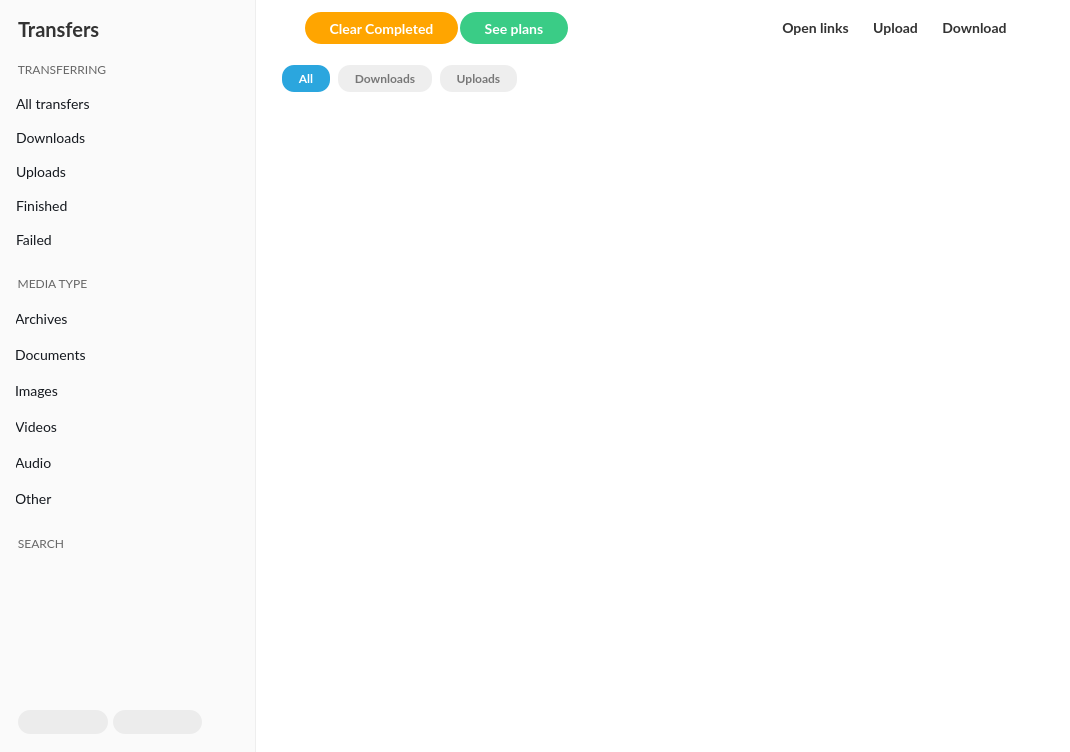
Above: src/MEGASync/transfers/gui/macx/TransferManager.ui from meganz/MEGAsync before the change. Below: the same form after it.
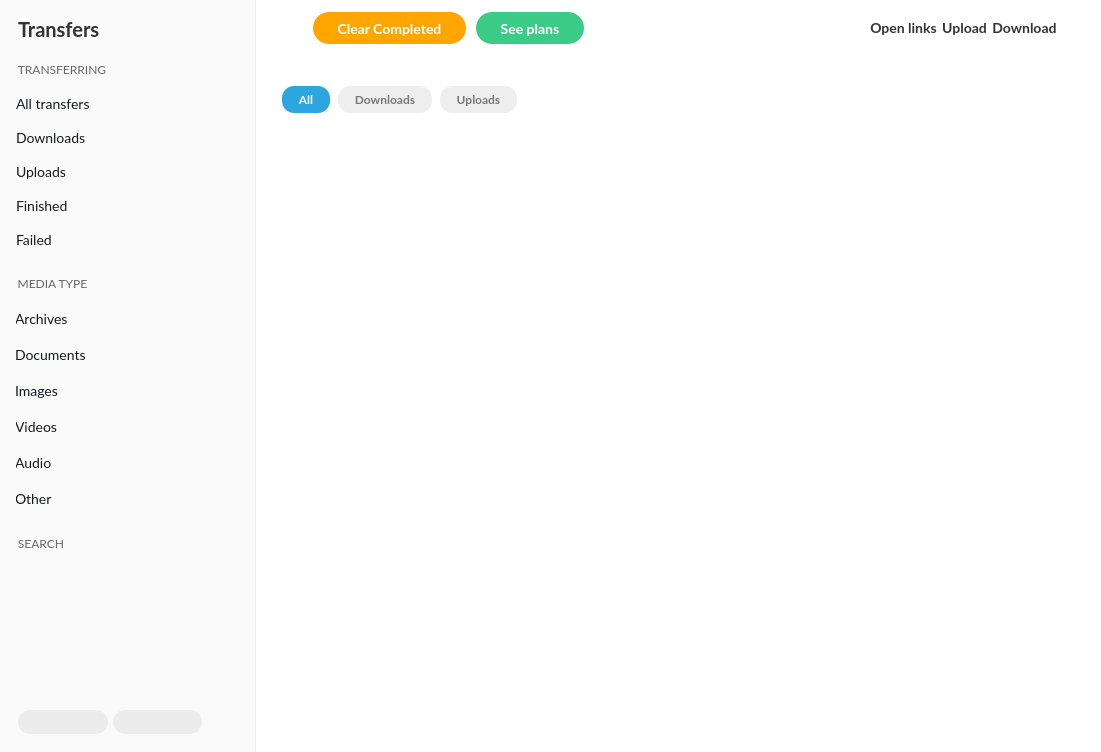
That is the form after the change. The open tabs and pages were chosen to show the change. Icons and pictures are not drawn. Custom widgets are drawn as their Qt base class.

Commit message: Fixed Transfer manager state header

The edit to the form file:
```diff
--- a/src/MEGASync/transfers/gui/macx/TransferManager.ui
+++ b/src/MEGASync/transfers/gui/macx/TransferManager.ui
@@ -9,10 +9,16 @@
    <rect>
     <x>0</x>
     <y>0</y>
-    <width>1070</width>
+    <width>1101</width>
     <height>752</height>
    </rect>
   </property>
+  <property name="minimumSize">
+   <size>
+    <width>0</width>
+    <height>0</height>
+   </size>
+  </property>
   <property name="windowTitle">
    <string>Transfer Manager</string>
   </property>
@@ -2205,8 +2211,24 @@
           <number>24</number>
          </property>
          <property name="verticalSpacing">
-          <number>3</number>
+          <number>5</number>
          </property>
+         <item row="0" column="3">
+          <spacer name="wRightPanelScrollMargin">
+           <property name="orientation">
+            <enum>Qt::Horizontal</enum>
+           </property>
+           <property name="sizeType">
+            <enum>QSizePolicy::Fixed</enum>
+           </property>
+           <property name="sizeHint" stdset="0">
+            <size>
+             <width>0</width>
+             <height>20</height>
+            </size>
+           </property>
+          </spacer>
+         </item>
          <item row="0" column="0" alignment="Qt::AlignTop">
           <widget class="QStackedWidget" name="sCurrentContent">
            <property name="sizePolicy">
@@ -2348,7 +2370,7 @@
               <number>0</number>
              </property>
              <property name="horizontalSpacing">
-              <number>2</number>
+              <number>10</number>
              </property>
              <property name="verticalSpacing">
               <number>0</number>
@@ -2442,111 +2464,31 @@
            </widget>
           </widget>
          </item>
-         <item row="0" column="5">
-          <spacer name="wRightPanelScrollMargin">
-           <property name="orientation">
-            <enum>Qt::Horizontal</enum>
-           </property>
-           <property name="sizeType">
-            <enum>QSizePolicy::Fixed</enum>
-           </property>
-           <property name="sizeHint" stdset="0">
+         <item row="1" column="0" colspan="3" alignment="Qt::AlignTop">
+          <widget class="AutoResizeStackedWidget" name="sCurrentContentInfo">
+           <property name="minimumSize">
             <size>
              <width>0</width>
              <height>20</height>
-            </size>
-           </property>
-          </spacer>
-         </item>
-         <item row="0" column="1">
-          <widget class="QPushButton" name="bOpenLinks">
-           <property name="cursor">
-            <cursorShape>PointingHandCursor</cursorShape>
-           </property>
-           <property name="text">
-            <string>Open links</string>
-           </property>
-           <property name="icon">
-            <iconset resource="../../../gui/Resources_macx.qrc">
-             <normaloff>:/images/transfer_manager/toolbar/import_toolbar_ico_default.png</normaloff>:/images/transfer_manager/toolbar/import_toolbar_ico_default.png</iconset>
-           </property>
-           <property name="default_icon" stdset="0">
-            <url>
-             <string>qrc:/images/transfer_manager/toolbar/import_toolbar_ico_default.png</string>
-            </url>
-           </property>
-          </widget>
-         </item>
-         <item row="0" column="3">
-          <widget class="QPushButton" name="bDownload">
-           <property name="cursor">
-            <cursorShape>PointingHandCursor</cursorShape>
-           </property>
-           <property name="text">
-            <string>Download</string>
-           </property>
-           <property name="icon">
-            <iconset resource="../../../gui/Resources_macx.qrc">
-             <normaloff>:/images/transfer_manager/toolbar/download_toolbar_ico_default.png</normaloff>:/images/transfer_manager/toolbar/download_toolbar_ico_default.png</iconset>
-           </property>
-           <property name="default_icon" stdset="0">
-            <url>
-             <string>qrc:/images/transfer_manager/toolbar/download_toolbar_ico_default.png</string>
-            </url>
-           </property>
-          </widget>
-         </item>
-         <item row="0" column="4">
-          <widget class="QToolButton" name="tCogWheel">
-           <property name="cursor">
-            <cursorShape>PointingHandCursor</cursorShape>
-           </property>
-           <property name="icon">
-            <iconset resource="../../../gui/Resources_macx.qrc">
-             <normaloff>:/images/transfer_manager/toolbar/preferences_toolbar_ico_default.png</normaloff>:/images/transfer_manager/toolbar/preferences_toolbar_ico_default.png</iconset>
-           </property>
-           <property name="default_icon" stdset="0">
-            <url>
-             <string>qrc:/images/transfer_manager/toolbar/preferences_toolbar_ico_default.png</string>
-            </url>
-           </property>
-          </widget>
-         </item>
-         <item row="0" column="2">
-          <widget class="QPushButton" name="bUpload">
-           <property name="cursor">
-            <cursorShape>PointingHandCursor</cursorShape>
-           </property>
-           <property name="text">
-            <string>Upload</string>
-           </property>
-           <property name="icon">
-            <iconset resource="../../../gui/Resources_macx.qrc">
-             <normaloff>:/images/transfer_manager/toolbar/upload_toolbar_ico_default.png</normaloff>:/images/transfer_manager/toolbar/upload_toolbar_ico_default.png</iconset>
-           </property>
-           <property name="default_icon" stdset="0">
-            <url>
-             <string>qrc:/images/transfer_manager/toolbar/upload_toolbar_ico_default.png</string>
-            </url>
-           </property>
-          </widget>
-         </item>
-         <item row="1" column="0" colspan="5" alignment="Qt::AlignTop">
-          <widget class="QStackedWidget" name="sCurrentContentInfo">
-           <property name="maximumSize">
-            <size>
-             <width>16777215</width>
-             <height>50</height>
             </size>
            </property>
            <property name="currentIndex">
             <number>0</number>
            </property>
            <widget class="QWidget" name="pStatusHeaderInfo">
+            <property name="sizePolicy">
+             <sizepolicy hsizetype="Preferred" vsizetype="Minimum">
+              <horstretch>0</horstretch>
+              <verstretch>0</verstretch>
+             </sizepolicy>
+            </property>
             <layout class="QVBoxLayout" name="verticalLayout_3">
              <property name="spacing">
               <number>0</number>
              </property>
+             <property name="sizeConstraint">
+              <enum>QLayout::SetMinimumSize</enum>
+             </property>
              <property name="leftMargin">
               <number>8</number>
              </property>
@@ -2568,13 +2510,16 @@
              </item>
              <item alignment="Qt::AlignTop">
               <widget class="QWidget" name="pTransferOverQuota" native="true">
-               <property name="minimumSize">
-                <size>
-                 <width>0</width>
-                 <height>0</height>
-                </size>
+               <property name="sizePolicy">
+                <sizepolicy hsizetype="Preferred" vsizetype="Minimum">
+                 <horstretch>0</horstretch>
+                 <verstretch>0</verstretch>
+                </sizepolicy>
                </property>
                <layout class="QGridLayout" name="gridLayout_4">
+                <property name="sizeConstraint">
+                 <enum>QLayout::SetMinimumSize</enum>
+                </property>
                 <property name="leftMargin">
                  <number>10</number>
                 </property>
@@ -2585,7 +2530,7 @@
                  <number>0</number>
                 </property>
                 <property name="bottomMargin">
-                 <number>0</number>
+                 <number>5</number>
                 </property>
                 <property name="spacing">
                  <number>2</number>
@@ -2636,9 +2581,7 @@
                 <item row="1" column="1" alignment="Qt::AlignTop">
                  <widget class="QLabel" name="lTransferOverQuotaInfo">
                   <property name="text">
-                   <string>Your queued downloads exceeds the current quota available for your IP address.
-
-</string>
+                   <string>Your queued downloads exceeds the current quota available for your IP address.</string>
                   </property>
                  </widget>
                 </item>
@@ -2655,10 +2598,19 @@
             </layout>
            </widget>
            <widget class="QWidget" name="pSearchHeaderInfo">
+            <property name="sizePolicy">
+             <sizepolicy hsizetype="Preferred" vsizetype="Minimum">
+              <horstretch>0</horstretch>
+              <verstretch>0</verstretch>
+             </sizepolicy>
+            </property>
             <layout class="QVBoxLayout" name="verticalLayout_4">
              <property name="spacing">
               <number>4</number>
              </property>
+             <property name="sizeConstraint">
+              <enum>QLayout::SetMinimumSize</enum>
+             </property>
              <property name="leftMargin">
               <number>8</number>
              </property>
@@ -2673,17 +2625,11 @@
              </property>
              <item alignment="Qt::AlignTop">
               <widget class="QLabel" name="lNbResults">
-               <property name="minimumSize">
-                <size>
-                 <width>0</width>
-                 <height>0</height>
-                </size>
-               </property>
-               <property name="maximumSize">
-                <size>
-                 <width>16777215</width>
-                 <height>16777215</height>
-                </size>
+               <property name="sizePolicy">
+                <sizepolicy hsizetype="Preferred" vsizetype="Minimum">
+                 <horstretch>0</horstretch>
+                 <verstretch>0</verstretch>
+                </sizepolicy>
                </property>
                <property name="text">
                 <string/>
@@ -2692,10 +2638,19 @@
              </item>
              <item alignment="Qt::AlignTop">
               <widget class="QWidget" name="searchByTextTypeSelector" native="true">
+               <property name="sizePolicy">
+                <sizepolicy hsizetype="Preferred" vsizetype="Minimum">
+                 <horstretch>0</horstretch>
+                 <verstretch>0</verstretch>
+                </sizepolicy>
+               </property>
                <layout class="QHBoxLayout" name="searchByTypeLayout">
                 <property name="spacing">
                  <number>8</number>
                 </property>
+                <property name="sizeConstraint">
+                 <enum>QLayout::SetMinimumSize</enum>
+                </property>
                 <property name="leftMargin">
                  <number>18</number>
                 </property>
@@ -2788,6 +2743,113 @@
            </widget>
           </widget>
          </item>
+         <item row="0" column="1" colspan="2">
+          <widget class="QWidget" name="pToolButtons" native="true">
+           <layout class="QHBoxLayout" name="horizontalLayout_15">
+            <property name="spacing">
+             <number>5</number>
+            </property>
+            <property name="leftMargin">
+             <number>0</number>
+            </property>
+            <property name="topMargin">
+             <number>0</number>
+            </property>
+            <property name="rightMargin">
+             <number>0</number>
+            </property>
+            <property name="bottomMargin">
+             <number>0</number>
+            </property>
+            <item>
+             <spacer name="horizontalSpacer_6">
+              <property name="orientation">
+               <enum>Qt::Horizontal</enum>
+              </property>
+              <property name="sizeHint" stdset="0">
+               <size>
+                <width>0</width>
+                <height>0</height>
+               </size>
+              </property>
+             </spacer>
+            </item>
+            <item>
+             <widget class="QPushButton" name="bOpenLinks">
+              <property name="cursor">
+               <cursorShape>PointingHandCursor</cursorShape>
+              </property>
+              <property name="text">
+               <string>Open links</string>
+              </property>
+              <property name="icon">
+               <iconset resource="../../../gui/Resources_macx.qrc">
+                <normaloff>:/images/transfer_manager/toolbar/import_toolbar_ico_default.png</normaloff>:/images/transfer_manager/toolbar/import_toolbar_ico_default.png</iconset>
+              </property>
+              <property name="default_icon" stdset="0">
+               <url>
+                <string>qrc:/images/transfer_manager/toolbar/import_toolbar_ico_default.png</string>
+               </url>
+              </property>
+             </widget>
+            </item>
+            <item>
+             <widget class="QPushButton" name="bUpload">
+              <property name="cursor">
+               <cursorShape>PointingHandCursor</cursorShape>
+              </property>
+              <property name="text">
+               <string>Upload</string>
+              </property>
+              <property name="icon">
+               <iconset resource="../../../gui/Resources_macx.qrc">
+                <normaloff>:/images/transfer_manager/toolbar/upload_toolbar_ico_default.png</normaloff>:/images/transfer_manager/toolbar/upload_toolbar_ico_default.png</iconset>
+              </property>
+              <property name="default_icon" stdset="0">
+               <url>
+                <string>qrc:/images/transfer_manager/toolbar/upload_toolbar_ico_default.png</string>
+               </url>
+              </property>
+             </widget>
+            </item>
+            <item>
+             <widget class="QPushButton" name="bDownload">
+              <property name="cursor">
+               <cursorShape>PointingHandCursor</cursorShape>
+              </property>
+              <property name="text">
+               <string>Download</string>
+              </property>
+              <property name="icon">
+               <iconset resource="../../../gui/Resources_macx.qrc">
+                <normaloff>:/images/transfer_manager/toolbar/download_toolbar_ico_default.png</normaloff>:/images/transfer_manager/toolbar/download_toolbar_ico_default.png</iconset>
+              </property>
+              <property name="default_icon" stdset="0">
+               <url>
+                <string>qrc:/images/transfer_manager/toolbar/download_toolbar_ico_default.png</string>
+               </url>
+              </property>
+             </widget>
+            </item>
+            <item>
+             <widget class="QToolButton" name="tCogWheel">
+              <property name="cursor">
+               <cursorShape>PointingHandCursor</cursorShape>
+              </property>
+              <property name="icon">
+               <iconset resource="../../../gui/Resources_macx.qrc">
+                <normaloff>:/images/transfer_manager/toolbar/preferences_toolbar_ico_default.png</normaloff>:/images/transfer_manager/toolbar/preferences_toolbar_ico_default.png</iconset>
+              </property>
+              <property name="default_icon" stdset="0">
+               <url>
+                <string>qrc:/images/transfer_manager/toolbar/preferences_toolbar_ico_default.png</string>
+               </url>
+              </property>
+             </widget>
+            </item>
+           </layout>
+          </widget>
+         </item>
         </layout>
        </widget>
       </item>
@@ -2893,6 +2955,12 @@
    <header>TransfersWidget.h</header>
    <container>1</container>
   </customwidget>
+  <customwidget>
+   <class>AutoResizeStackedWidget</class>
+   <extends>QStackedWidget</extends>
+   <header>AutoResizeStackedWidget.h</header>
+   <container>1</container>
+  </customwidget>
  </customwidgets>
  <resources>
   <include location="../../../gui/Resources_macx.qrc"/>
```
The commit also changes 4 other files.
